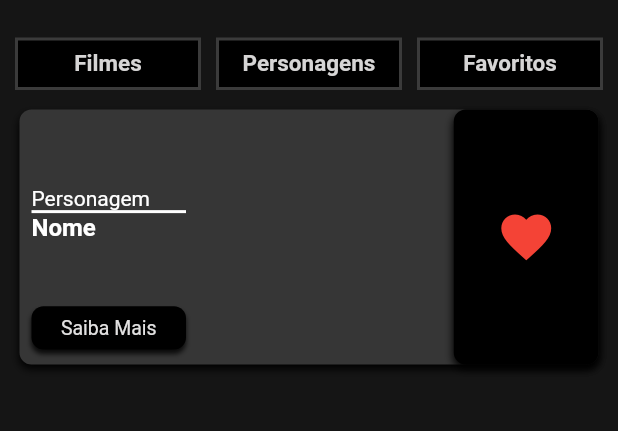
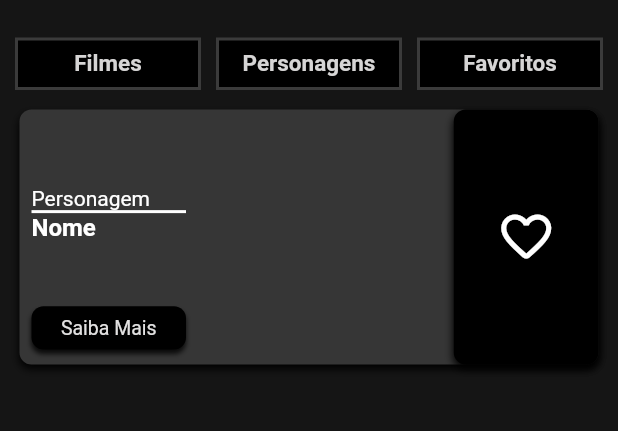
Before and after one commit to Luanfern/Escribo_Teste_Tecnico_03, a Flutter app: the screen it shows after launch, after a tap on "Personagens", after a tap on "Favoritos", on a phone screen of 412 x 824 dp, the part 102-533 px from its top. Run offline on Flutter 3.47's test engine with Material 2 defaults, Android fonts, the phone set to English and light mode, and no system bars; our stand-ins replace flutter_colorpicker; missing offline and left inert: flutter_inappwebview, fluttermoji; network calls fail.

Commit message:
decimo segundo commit - ajustes na requisicao dos personagens

```diff
--- a/lib/Views/Home.dart
+++ b/lib/Views/Home.dart
@@ -24,16 +24,17 @@ class _HomeState extends State<Home> {
   void initState() {
     super.initState();
     futurePersonagem = fetchPersonagens('');
+    final GerenciamentodePersonagens perso = Provider.of(context, listen: false);
+    futurePersonagem.then((value) => {
+      print('req'),
+      perso.setListpersonagens(value.results),
+      perso.setPersoPage(2),
+    });
   }
 
   @override
   Widget build(BuildContext context) {
     final GerenciamentodeTelas telas = Provider.of(context);
-    final GerenciamentodePersonagens perso = Provider.of(context);
-    futurePersonagem.then((value) => {
-      perso.setListpersonagens(value.results),
-      perso.setPersoPage(2),
-    });
     return Scaffold(
       backgroundColor: const Color.fromARGB(255, 21, 21, 21),
       body: SafeArea(
--- a/lib/componentes/Lists/Componentes - Lista/CardLists.dart
+++ b/lib/componentes/Lists/Componentes - Lista/CardLists.dart
@@ -108,13 +108,17 @@ class _CardListsState extends State<CardLists> {
                 ],
               ),
               child: GestureDetector(
-                child: const Center(
-                  child: Icon(
-                    //Icons.favorite_border_rounded,
+                child: Center(
+                  child: widget.fav == true ?
+                  const Icon(
                     Icons.favorite,
                     size: 40,
-                    //color: Colors.white,
                     color: Colors.red,
+                  ):
+                  const Icon(
+                    Icons.favorite_border_rounded,
+                    size: 40,
+                    color: Colors.white,
                   ),
                 ),
               ),
--- a/lib/componentes/Lists/PersonagensList.dart
+++ b/lib/componentes/Lists/PersonagensList.dart
@@ -1,3 +1,5 @@
+import 'dart:convert';
+
 import 'package:flutter/material.dart';
 import 'package:provider/provider.dart';
 import 'package:starwars_escribo/Network/Models/Personagens/PersonagensPageModel.dart';
@@ -15,7 +17,7 @@ class ListPersonagens extends StatefulWidget {
 class _ListPersonagensState extends State<ListPersonagens> {
   ScrollController controller = ScrollController();
   late Future<PersonagemPage> futurePersonagem;
-  int pageloc = 1;
+  int pageloc = 2;
   bool buscandomais = false;
   bool pararbusca = false;
   int maxinfo = 0;
@@ -56,16 +58,16 @@ class _ListPersonagensState extends State<ListPersonagens> {
           perso.setPersoPage(proxPagina),
           print(
               'pagina a buscar: ${perso.getPersoPage} -- ${pageloc.toString()}'),
-
-            if (perso.getListpersonagens.length == maxinfo) {
+          setState(() {
+            maxinfo = value.count;
+            buscandomais = false;
+          }),
+          if (perso.getListpersonagens.length >= maxinfo)
+            {
               setState(() {
                 pararbusca = true;
               }),
             },
-          setState(() {
-            maxinfo = value.count;
-            buscandomais = false;
-          }),
           print('------------------------------------'),
           print(maxinfo),
           print(perso.getListpersonagens.length),
@@ -77,8 +79,21 @@ class _ListPersonagensState extends State<ListPersonagens> {
   Widget build(BuildContext context) {
     final GerenciamentodePersonagens perso = Provider.of(context);
     return perso.getListpersonagens.length <= 1
-        ? const Center(
-            child: CircularProgressIndicator(),
+        ? Center(
+            child: Column(
+              mainAxisAlignment: MainAxisAlignment.center,
+              children: [
+                Image.asset(
+                  'assets/imgs/carregandogif.gif',
+                  scale: 5,
+                ),
+                const SizedBox(height: 10),
+                const Text(
+                  'Caregando...',
+                  style: TextStyle(fontSize: 18, fontWeight: FontWeight.bold),
+                )
+              ],
+            ),
           )
         : Stack(
             children: [
@@ -88,7 +103,7 @@ class _ListPersonagensState extends State<ListPersonagens> {
                   itemBuilder: (ctx, i) {
                     return CardLists(
                       corCard: const Color.fromARGB(255, 0, 150, 0),
-                      name: perso.getListpersonagens[i].name,
+                      name: utf8.decode(perso.getListpersonagens[i].name.codeUnits),
                       type: 'Personagem',
                       fav: false,
                     );
```
